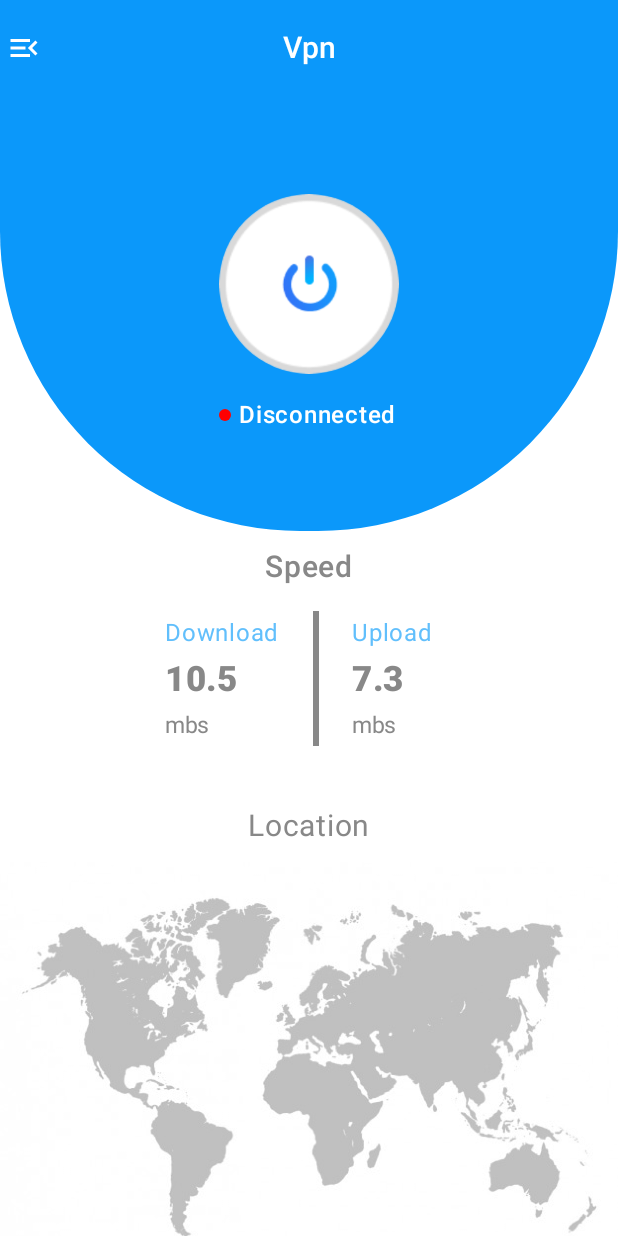
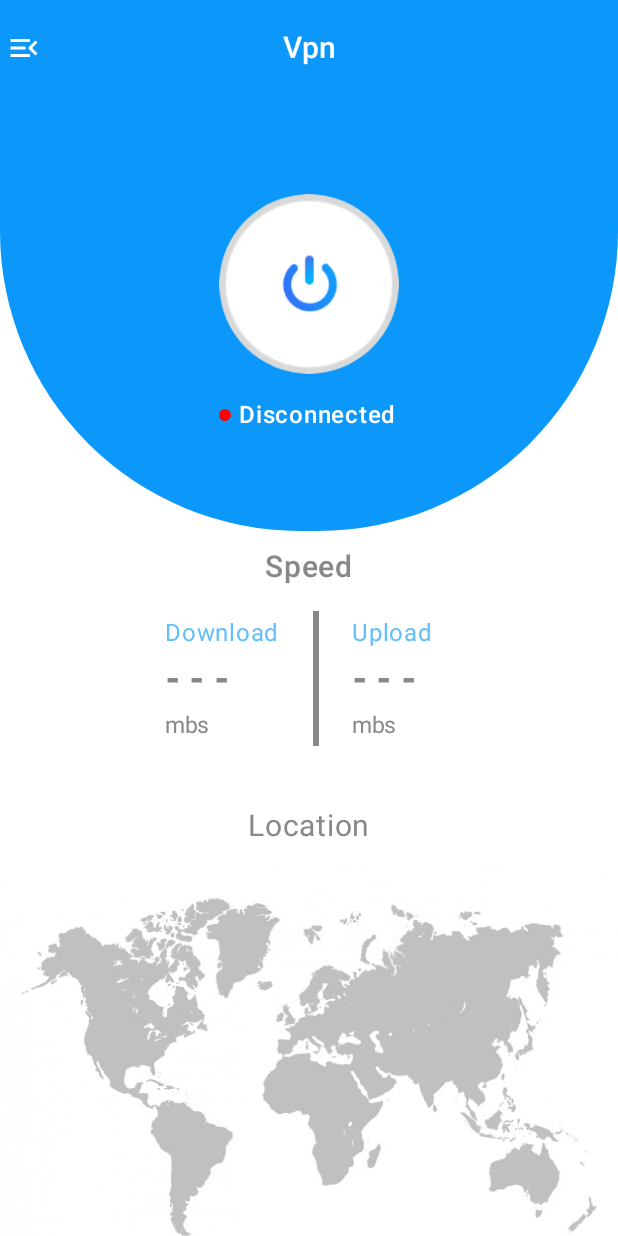
Before and after one commit to ZohaibKhanDev/Vpn, an Android app built with Jetpack Compose: the screen it shows after launch (MainActivity), on a phone screen of 412 x 824 dp. Run offline under Robolectric (Android 15) with nearby library versions, the phone set to English and light mode, and no system bars.

```diff
--- a/app/src/main/java/com/example/vpn/presentation/ui/screens/UnitedVpn.kt
+++ b/app/src/main/java/com/example/vpn/presentation/ui/screens/UnitedVpn.kt
@@ -192,7 +192,7 @@ fun UnitedVpn() {
                 Column(verticalArrangement = Arrangement.spacedBy(5.dp)) {
                     Text(text = "Download", color = Color(0XFF61bffc))
                     Text(
-                        text = "10.5",
+                        text = if (isConnected) "10.5" else "- - -",
                         fontWeight = FontWeight.ExtraBold,
                         color = Color.Gray,
                         fontSize = 23.sp
@@ -207,7 +207,7 @@ fun UnitedVpn() {
                 Column(verticalArrangement = Arrangement.spacedBy(5.dp)) {
                     Text(text = "Upload", color = Color(0XFF61bffc))
                     Text(
-                        text = "7.3",
+                        text = if (isConnected) "7.3" else "- - -",
                         fontWeight = FontWeight.ExtraBold,
                         color = Color.Gray,
                         fontSize = 23.sp
```
